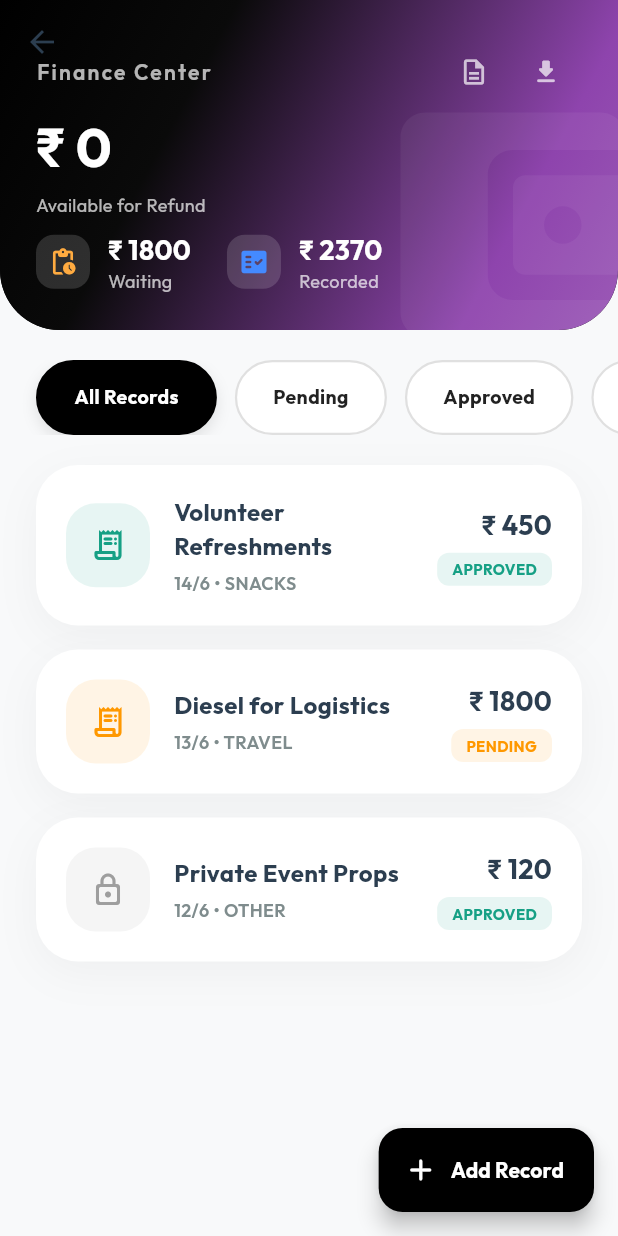
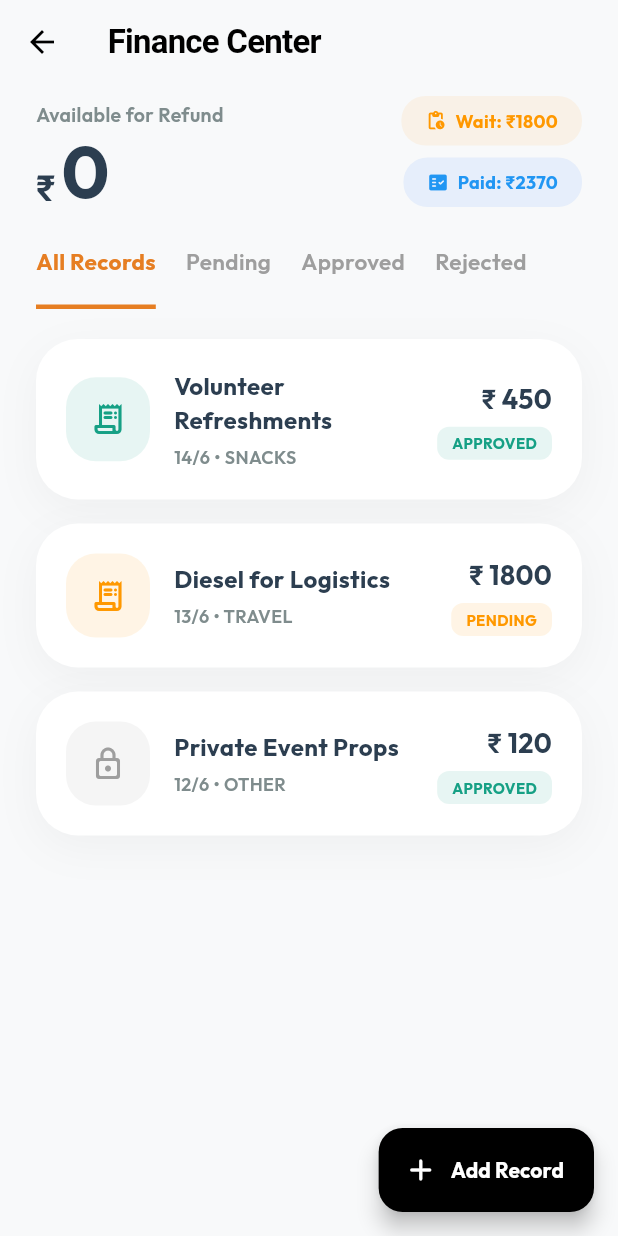
Before and after one commit to Aarif-work/backup-volunteer, a Flutter app: the ExpenseCenterScreen screen opened directly, on a phone screen of 412 x 824 dp. Run offline on Flutter 3.47's test engine with Material 3 defaults, Android fonts, the phone set to English and light mode, and no system bars; our stand-ins replace google_fonts, image_picker.

Commit message:
all pages chnaged to that design

```diff
--- a/lib/screens/expense_center.dart
+++ b/lib/screens/expense_center.dart
@@ -75,9 +75,10 @@ class _ExpenseCenterScreenState extends State<ExpenseCenterScreen> {
         physics: const BouncingScrollPhysics(),
         slivers: [
           _buildSliverHeader(),
-          SliverToBoxAdapter(child: const SizedBox(height: 20)),
+          _buildStatsSection(),
+          const SliverToBoxAdapter(child: SizedBox(height: 10)),
           _buildStatusFilter(),
-          SliverToBoxAdapter(child: const SizedBox(height: 20)),
+          const SliverToBoxAdapter(child: SizedBox(height: 20)),
           SliverPadding(
             padding: const EdgeInsets.symmetric(horizontal: 24),
             sliver: SliverList(
@@ -101,117 +102,75 @@ class _ExpenseCenterScreenState extends State<ExpenseCenterScreen> {
 
   Widget _buildSliverHeader() {
     return SliverAppBar(
-      expandedHeight: 220.0,
-      floating: false,
+      floating: true,
       pinned: true,
-      backgroundColor: const Color(0xFF000000),
+      backgroundColor: const Color(0xFFF8F9FA),
       elevation: 0,
-      shape: const RoundedRectangleBorder(
-        borderRadius: BorderRadius.vertical(bottom: Radius.circular(40)),
+      iconTheme: const IconThemeData(color: Colors.black),
+      title: const Text('Finance Center', style: TextStyle(color: Colors.black, fontWeight: FontWeight.bold, fontSize: 22)),
+    );
+  }
+
+  Widget _buildStatsSection() {
+    return SliverToBoxAdapter(
+      child: Padding(
+        padding: const EdgeInsets.symmetric(horizontal: 24, vertical: 8),
+        child: Row(
+          mainAxisAlignment: MainAxisAlignment.spaceBetween,
+          crossAxisAlignment: CrossAxisAlignment.end,
+          children: [
+            Column(
+              crossAxisAlignment: CrossAxisAlignment.start,
+              children: [
+                const Text('Available for Refund', style: TextStyle(color: AppTheme.secondaryText, fontSize: 13, fontWeight: FontWeight.w600)),
+                const SizedBox(height: 4),
+                Row(
+                  crossAxisAlignment: CrossAxisAlignment.end,
+                  children: [
+                    const Text('₹', style: TextStyle(fontSize: 24, fontWeight: FontWeight.bold, color: AppTheme.primaryText, height: 1.0)),
+                    const SizedBox(width: 4),
+                    Text(_totalRemainingRefund.toStringAsFixed(0), style: const TextStyle(fontSize: 48, fontWeight: FontWeight.bold, color: AppTheme.primaryText, height: 1.0)),
+                  ],
                 ),
-      flexibleSpace: LayoutBuilder(
-        builder: (context, constraints) {
-          final collapsed = constraints.maxHeight <= kToolbarHeight + MediaQuery.of(context).padding.top + 10;
-          return FlexibleSpaceBar(
-            centerTitle: true,
-            titlePadding: const EdgeInsets.only(bottom: 14),
-            title: AnimatedOpacity(
-              duration: const Duration(milliseconds: 200),
-              opacity: collapsed ? 1.0 : 0.0,
-              child: const Text('FINANCE CENTER',
-                style: TextStyle(color: Colors.white, fontSize: 14, fontWeight: FontWeight.bold, letterSpacing: 1.0)),
+              ],
             ),
-            background: Container(
-              decoration: const BoxDecoration(
-                gradient: AppTheme.headerGradient,
-                borderRadius: BorderRadius.only(
-                  bottomLeft: Radius.circular(40),
-                  bottomRight: Radius.circular(40),
+            Column(
+              crossAxisAlignment: CrossAxisAlignment.end,
+              children: [
+                Container(
+                  padding: const EdgeInsets.symmetric(horizontal: 16, vertical: 8),
+                  decoration: BoxDecoration(
+                    color: Colors.orangeAccent.withOpacity(0.1),
+                    borderRadius: BorderRadius.circular(16),
+                  ),
+                  child: Row(
+                    children: [
+                      const Icon(Icons.pending_actions_rounded, color: Colors.orange, size: 14),
+                      const SizedBox(width: 6),
+                      Text('Wait: ₹${_totalRequestedRefund.toStringAsFixed(0)}', style: const TextStyle(color: Colors.orange, fontWeight: FontWeight.bold, fontSize: 12)),
+                    ],
                   ),
                 ),
-              child: Stack(
+                const SizedBox(height: 8),
+                Container(
+                  padding: const EdgeInsets.symmetric(horizontal: 16, vertical: 8),
+                  decoration: BoxDecoration(
+                    color: Colors.blueAccent.withOpacity(0.1),
+                    borderRadius: BorderRadius.circular(16),
+                  ),
+                  child: Row(
                     children: [
-                  Positioned(
-                    top: 50,
-                    right: -30,
-                    child: Icon(Icons.account_balance_wallet_rounded, size: 200, color: Colors.white.withOpacity(0.05)),
-                  ),
-                  SafeArea(
-                    child: Padding(
-                      padding: const EdgeInsets.all(24.0),
-                      child: Column(
-                        crossAxisAlignment: CrossAxisAlignment.start,
-                        mainAxisAlignment: MainAxisAlignment.center,
-                        children: [
-                          Row(
-                            mainAxisAlignment: MainAxisAlignment.spaceBetween,
-                            children: [
-                              const Text(
-                                'Finance Center',
-                                style: TextStyle(color: Colors.white70, fontSize: 14, fontWeight: FontWeight.w600, letterSpacing: 1.5),
-                              ),
-                              Row(
-                                children: [
-                                  IconButton(
-                                    icon: const Icon(Icons.description_outlined, color: Colors.white70, size: 20),
-                                    onPressed: () {
-                                      ScaffoldMessenger.of(context).showSnackBar(const SnackBar(content: Text('Generating PDF Report...')));
-                                    },
-                                  ),
-                                  IconButton(
-                                    icon: const Icon(Icons.download_rounded, color: Colors.white70, size: 20),
-                                    onPressed: () {
-                                      ScaffoldMessenger.of(context).showSnackBar(const SnackBar(content: Text('Excel Spreadsheet Exported')));
-                                    },
-                                  ),
-                                ],
-                              )
+                      const Icon(Icons.fact_check_rounded, color: Colors.blue, size: 14),
+                      const SizedBox(width: 6),
+                      Text('Paid: ₹${_totalFoundationSpend.toStringAsFixed(0)}', style: const TextStyle(color: Colors.blue, fontWeight: FontWeight.bold, fontSize: 12)),
                     ],
                   ),
-                          Text(
-                            '₹ ${_totalRemainingRefund.toStringAsFixed(0)}',
-                            style: const TextStyle(color: Colors.white, fontSize: 36, fontWeight: FontWeight.bold),
                 ),
-                          const SizedBox(height: 4),
-                          const Text('Available for Refund', style: TextStyle(color: Colors.white70, fontSize: 12)),
-                          const Spacer(),
-                          Row(
-                            children: [
-                              _buildHeaderStat('Waiting', '₹ ${_totalRequestedRefund.toStringAsFixed(0)}', Icons.pending_actions_rounded, Colors.orangeAccent),
-                              const SizedBox(width: 24),
-                              _buildHeaderStat('Recorded', '₹ ${_totalFoundationSpend.toStringAsFixed(0)}', Icons.fact_check_rounded, Colors.blueAccent),
               ],
             ),
           ],
         ),
       ),
-                  ),
-                ],
-              ),
-            ),
-          );
-        },
-      ),
-    );
-  }
-
-  Widget _buildHeaderStat(String label, String value, IconData icon, Color color) {
-    return Row(
-      children: [
-        Container(
-          padding: const EdgeInsets.all(8),
-          decoration: BoxDecoration(color: Colors.white.withOpacity(0.15), borderRadius: BorderRadius.circular(12)),
-          child: Icon(icon, color: color, size: 20),
-        ),
-        const SizedBox(width: 12),
-        Column(
-          crossAxisAlignment: CrossAxisAlignment.start,
-          children: [
-            Text(value, style: const TextStyle(color: Colors.white, fontSize: 18, fontWeight: FontWeight.bold)),
-            Text(label, style: TextStyle(color: Colors.white.withOpacity(0.7), fontSize: 12)),
-          ],
-        )
-      ],
     );
   }
 
@@ -239,18 +198,17 @@ class _ExpenseCenterScreenState extends State<ExpenseCenterScreen> {
     return GestureDetector(
       onTap: () => setState(() => _filterStatus = status),
       child: Container(
-        margin: const EdgeInsets.only(right: 12),
-        padding: const EdgeInsets.symmetric(horizontal: 24, vertical: 12),
+        margin: const EdgeInsets.only(right: 20),
+        padding: const EdgeInsets.symmetric(vertical: 8),
         decoration: BoxDecoration(
-          color: isSelected ? Colors.black : Colors.white,
-          borderRadius: BorderRadius.circular(25),
-          border: Border.all(color: isSelected ? Colors.black : Colors.grey.shade300, width: 1.5),
-          boxShadow: isSelected ? [BoxShadow(color: Colors.black.withOpacity(0.1), blurRadius: 8, offset: const Offset(0, 4))] : [],
+          border: Border(bottom: BorderSide(color: isSelected ? AppTheme.peachAccent : Colors.transparent, width: 3)),
         ),
-        child: Center(
         child: Text(
           label,
-            style: TextStyle(color: isSelected ? Colors.white : Colors.black87, fontWeight: FontWeight.bold, fontSize: 13),
+          style: TextStyle(
+            color: isSelected ? AppTheme.peachAccent : Colors.grey,
+            fontWeight: isSelected ? FontWeight.bold : FontWeight.w600,
+            fontSize: 15
           ),
         ),
       ),
```
Also changed, not shown: lib/screens/profile_screen.dart (+29 -65 lines), lib/screens/student_location_screen.dart (+45 -78 lines). Lines whose indentation alone changed are shown as unchanged.
